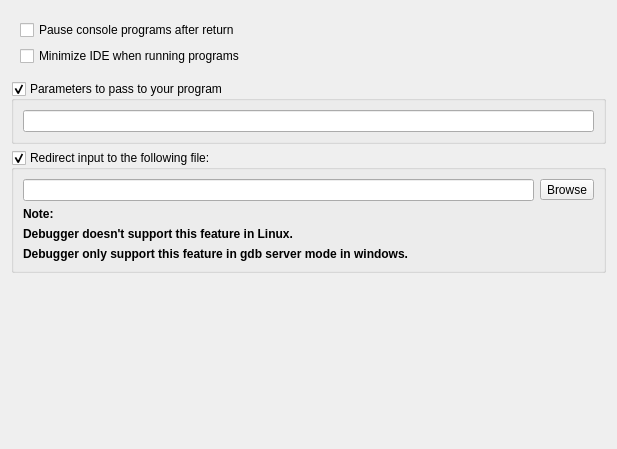
Above: RedPandaIDE/settingsdialog/executorgeneralwidget.ui from royqh1979/RedPanda-CPP before the change. Below: the same form after it.
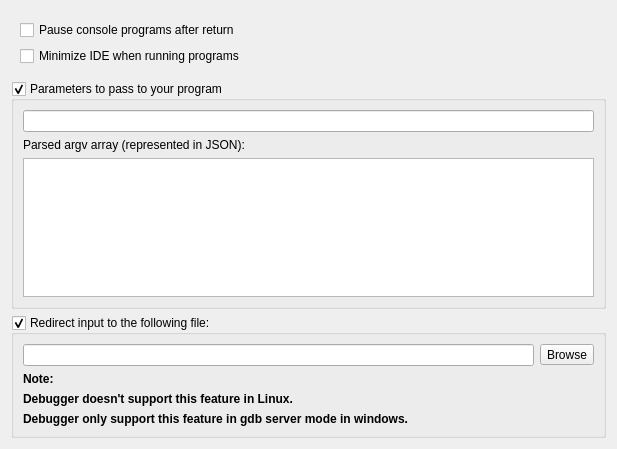
That is the form after the change. Icons and pictures are not drawn.

```diff
--- a/RedPandaIDE/settingsdialog/executorgeneralwidget.ui
+++ b/RedPandaIDE/settingsdialog/executorgeneralwidget.ui
@@ -55,10 +55,21 @@
      <property name="checkable">
       <bool>true</bool>
      </property>
-     <layout class="QHBoxLayout" name="horizontalLayout">
+     <layout class="QVBoxLayout" name="verticalLayout_2">
       <item>
        <widget class="QLineEdit" name="txtExecuteParamaters"/>
       </item>
+      <item>
+       <widget class="QLabel" name="labelParseArgsInJson">
+        <property name="text">
+         <string>Parsed argv array (represented in JSON):</string>
+        </property>
+       </widget>
+      </item>
+      <item>
+       <widget class="QTextBrowser" name="txtParsedArgsInJson">
+       </widget>
+      </item>
      </layout>
     </widget>
    </item>
@@ -75,7 +86,6 @@
        <widget class="QLabel" name="label_3">
         <property name="font">
          <font>
-          <weight>75</weight>
           <bold>true</bold>
          </font>
         </property>
@@ -88,7 +98,6 @@
        <widget class="QLabel" name="label_2">
         <property name="font">
          <font>
-          <weight>75</weight>
           <bold>true</bold>
          </font>
         </property>
@@ -101,7 +110,6 @@
        <widget class="QLabel" name="label_4">
         <property name="font">
          <font>
-          <weight>75</weight>
           <bold>true</bold>
          </font>
         </property>
```
